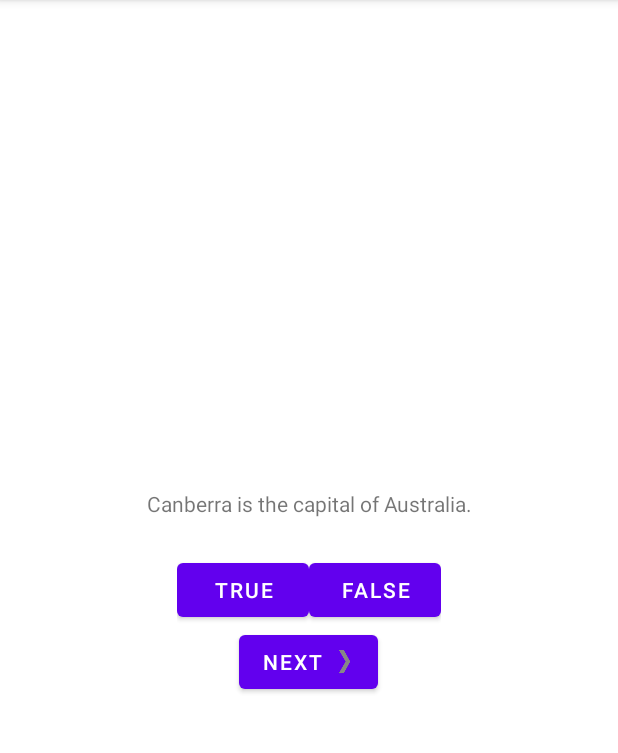
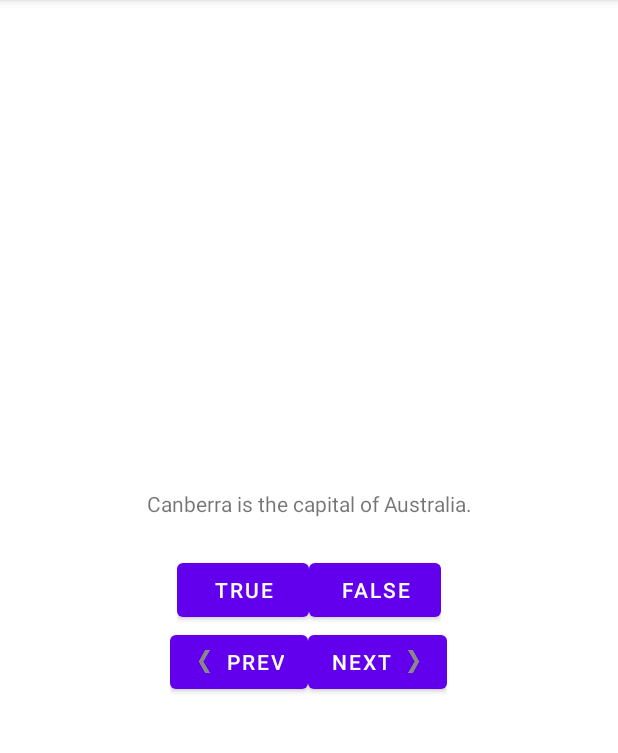
Before and after one commit to is-long/big-nerd-ranch-android, an Android app: the screen it shows after launch (MainActivity), after a tap on "TRUE", on a phone screen of 412 x 824 dp, the part 84-837 px from its top. Run offline under Robolectric (Android 15) with nearby library versions, the phone set to English and light mode, and no system bars.

Commit message:
Done chapter 2 challenge: add a prev button

```diff
--- a/app/src/main/java/com/bignerdranch/android/geoquiz2/MainActivity.kt
+++ b/app/src/main/java/com/bignerdranch/android/geoquiz2/MainActivity.kt
@@ -13,6 +13,7 @@ class MainActivity : AppCompatActivity() {
     private lateinit var trueButton: Button
     private lateinit var falseButton: Button
     private lateinit var nextButton: Button
+    private lateinit var prevButton: Button
     private lateinit var questionTextView: TextView
 
     private val questionBank = listOf(
@@ -33,25 +34,27 @@ class MainActivity : AppCompatActivity() {
         trueButton = findViewById(R.id.true_button)
         falseButton = findViewById(R.id.false_button)
         nextButton = findViewById(R.id.next_button)
+        prevButton = findViewById(R.id.prev_button)
         questionTextView = findViewById(R.id.question_text_view)
 
         trueButton.setOnClickListener { view: View ->
             checkAnswer(true)
-
-            Toast.makeText(this,
-                    R.string.correct_toast,
-                    Toast.LENGTH_SHORT)
-                    .show()
         }
 
         falseButton.setOnClickListener { view: View ->
             checkAnswer(false)
-
-
         }
 
         nextButton.setOnClickListener { view: View ->
             currentIndex = (currentIndex + 1) % questionBank.size
+            updateQuestion()
+        }
+
+        prevButton.setOnClickListener { view: View ->
+            currentIndex -= 1
+            if (currentIndex < 0) {
+                currentIndex = questionBank.size - 1
+            }
             updateQuestion()
         }
 
@@ -63,7 +66,7 @@ class MainActivity : AppCompatActivity() {
         questionTextView.setText(questionTextResId)
     }
 
-    private fun checkAnswer(userAnswer: Boolean){
+    private fun checkAnswer(userAnswer: Boolean) {
         val correctAnswer = questionBank[currentIndex].answer
 
         val messageResId = if (userAnswer == correctAnswer) {
--- a/app/src/main/res/layout/activity_main.xml
+++ b/app/src/main/res/layout/activity_main.xml
@@ -33,6 +33,22 @@
             android:text="@string/false_button"
             />
     </LinearLayout>
+    <LinearLayout
+        android:layout_width="wrap_content"
+        android:layout_height="wrap_content"
+        android:orientation="horizontal"
+        >
+
+        <!--  drawableStart doesn't work here? -->
+        <Button
+            android:id="@+id/prev_button"
+            android:layout_width="wrap_content"
+            android:layout_height="wrap_content"
+            android:text="@string/prev_button"
+            android:drawableLeft="@drawable/arrow_left"
+            android:drawablePadding="4dp"
+            />
+
         <Button
             android:id="@+id/next_button"
             android:layout_width="wrap_content"
@@ -42,3 +58,5 @@
             android:drawablePadding="4dp"
             />
     </LinearLayout>
+
+</LinearLayout>
--- a/app/src/main/res/values/strings.xml
+++ b/app/src/main/res/values/strings.xml
@@ -12,4 +12,5 @@
     <string name="correct_toast">Correct!</string>
     <string name="incorrect_toast">Incorrect!</string>
     <string name="next_button">Next</string>
+    <string name="prev_button">Prev</string>
 </resources>
```
Lines whose indentation alone changed are shown as unchanged.
